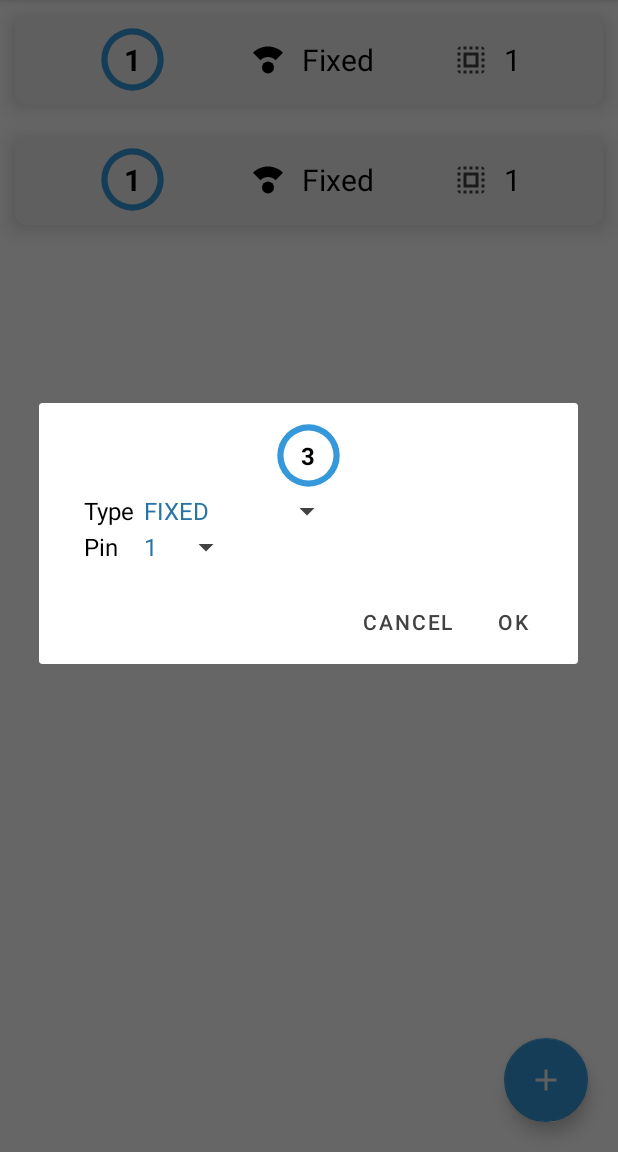
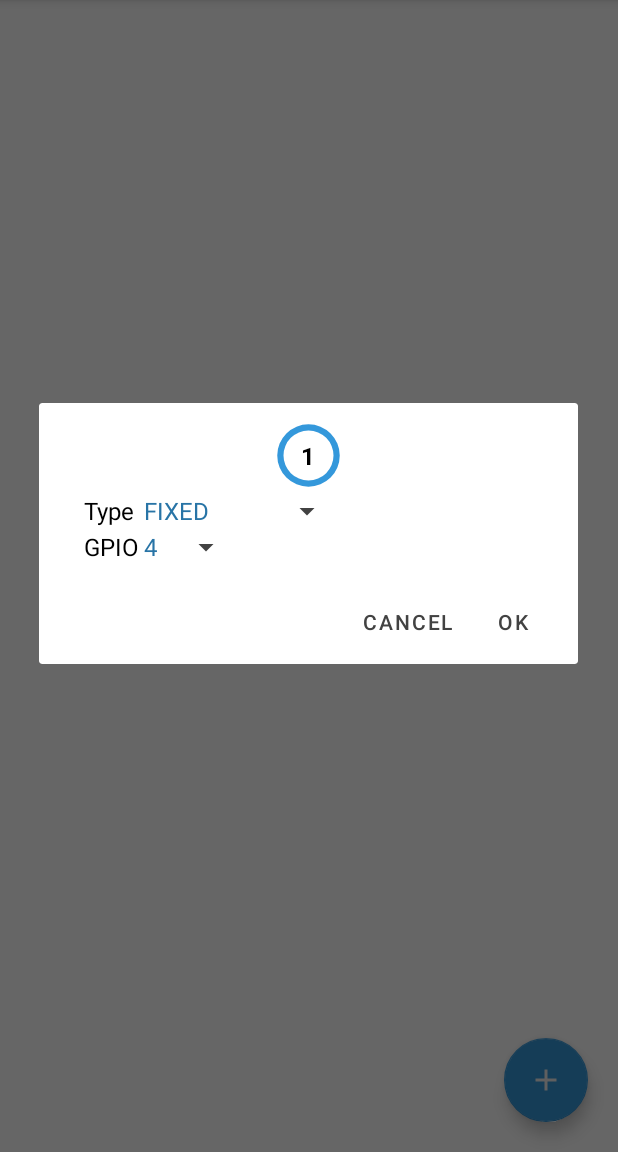
Before and after one commit to djsteinke/android-piSpinkler, an Android app: the ZoneActivity screen opened directly, with no data from a screen before it, after a tap on an icon or button, on a phone screen of 412 x 824 dp, the part 84-1236 px from its top. Run offline under Robolectric (Android 15) with nearby library versions, the phone set to English and light mode, and no system bars.

Commit message:
add zone activity functionality

```diff
--- a/app/src/main/java/com/rn5/pisprinkler/MainWidget.java
+++ b/app/src/main/java/com/rn5/pisprinkler/MainWidget.java
@@ -47,7 +47,7 @@ public class MainWidget extends AppWidgetProvider {
             appWidgetManager.updateAppWidget(appWidgetId, views);
 
             UrlAsync async = new UrlAsync().forWidget(views, appWidgetManager, appWidgetId);
-            async.execute("GET");
+            async.execute("GET","getTemp");
         }
     }
 
--- a/app/src/main/java/com/rn5/pisprinkler/ZoneActivity.java
+++ b/app/src/main/java/com/rn5/pisprinkler/ZoneActivity.java
@@ -1,38 +1,28 @@
 package com.rn5.pisprinkler;
 
-import android.content.DialogInterface;
 import android.os.Bundle;
 import android.util.Log;
 import android.view.Menu;
 import android.view.MenuInflater;
 import android.view.MenuItem;
-import android.view.View;
-import android.widget.ArrayAdapter;
-import android.widget.Spinner;
-import android.widget.SpinnerAdapter;
-import android.widget.TextView;
 
 import com.google.android.material.floatingactionbutton.FloatingActionButton;
-import com.rn5.pisprinkler.define.HeadType;
-import com.rn5.pisprinkler.define.Zone;
+import com.google.gson.Gson;
+import com.google.gson.GsonBuilder;
+import com.rn5.pisprinkler.define.ZoneAlert;
 
-import java.util.ArrayList;
-import java.util.List;
 
-import androidx.appcompat.app.AlertDialog;
 import androidx.appcompat.app.AppCompatActivity;
 import androidx.recyclerview.widget.LinearLayoutManager;
 import androidx.recyclerview.widget.RecyclerView;
 
 import static com.rn5.pisprinkler.MenuUtil.menuItemSelector;
+import static com.rn5.pisprinkler.MainActivity.zones;
 
 public class ZoneActivity extends AppCompatActivity {
     private static final String TAG = ZoneActivity.class.getSimpleName();
 
-    private RecyclerView recyclerView;
-    private RecyclerView.LayoutManager layoutManager;
     private ZoneAdapter adapter;
-    private List<Zone> zones;
 
     @Override
     protected void onCreate(Bundle savedInstanceState) {
@@ -41,60 +31,29 @@ public class ZoneActivity extends AppCompatActivity {
         setTheme(R.style.myRecyclerView);
         setContentView(R.layout.activity_zone);
 
-        zones = new ArrayList<>();
-        zones.add(new Zone().withType(1).withZone(1).withPin(10));
-        zones.add(new Zone().withType(0).withZone(2).withPin(12));
-
-        recyclerView = findViewById(R.id.recyclerView);
+        RecyclerView recyclerView = findViewById(R.id.recyclerView);
         recyclerView.setHasFixedSize(true);
-        layoutManager = new LinearLayoutManager(this);
+        RecyclerView.LayoutManager layoutManager = new LinearLayoutManager(this);
         recyclerView.setLayoutManager(layoutManager);
 
         // specify an adapter (see also next example)
-        adapter = new ZoneAdapter(zones);
+        adapter = new ZoneAdapter(zones, this);
         recyclerView.setAdapter(adapter);
 
         FloatingActionButton button = findViewById(R.id.floatingActionButton);
         button.setOnClickListener(view -> {
-            AlertDialog.Builder builder = new AlertDialog.Builder(this);
-            View v = getLayoutInflater().inflate(R.layout.popup_zone, null);
-            TextView title = v.findViewById(R.id.tv_zone);
-            title.setText(Integer.toString(zones.size()+1));
-            Spinner sType = v.findViewById(R.id.type_spinner);
-            Spinner sPin = v.findViewById(R.id.pin_spinner);
-            ArrayAdapter<CharSequence> aType = ArrayAdapter.createFromResource(this,
-                    R.array.zone_types, R.layout.spinner_item);
-            aType.setDropDownViewResource(R.layout.spinner_dropdown_item);
-            sType.setAdapter(aType);
-
-            List<Integer> pins = new ArrayList<>();
-            for (int i : getResources().getIntArray(R.array.pins))
-                pins.add(i);
-            ArrayAdapter<Integer> aPin = new ArrayAdapter<>(this, R.layout.spinner_item, pins);
-            aPin.setDropDownViewResource(R.layout.spinner_dropdown_item);
-            sPin.setAdapter(aPin);
-
-            builder.setView(v);
-            builder.setPositiveButton("OK", new DialogInterface.OnClickListener() {
-                @Override
-                public void onClick(DialogInterface dialog, int which) {
-                    String strType = (String) sType.getSelectedItem();
-                    Integer iPin = (Integer) sPin.getSelectedItem();
-                    Zone zone = new Zone().withZone(zones.size()+1)
-                    .withType(HeadType.getIntFromString((String)sType.getSelectedItem())).withPin(iPin);
-                    zones.add(zone);
-                    adapter.notifyDataSetChanged();
-                }
-            });
-            builder.setNegativeButton("Cancel", new DialogInterface.OnClickListener() {
-                    @Override
-                    public void onClick(DialogInterface dialog, int which) {
-
-                    }
-                });
-            builder.show();
+            Log.d(TAG,"zone size(" + zones.size() + ")");
+            ZoneAlert.getZoneAlert(this, adapter, zones.size()).show();
         });
 
+    }
+
+    @Override
+    public void onPause() {
+        super.onPause();
+        Gson gson = new Gson();
+        UrlAsync async = new UrlAsync();
+        async.execute("POST","update/zones", gson.toJson(zones));
     }
 
     @Override
--- a/app/src/main/java/com/rn5/pisprinkler/ZoneAdapter.java
+++ b/app/src/main/java/com/rn5/pisprinkler/ZoneAdapter.java
@@ -1,6 +1,7 @@
 package com.rn5.pisprinkler;
 
 import android.annotation.SuppressLint;
+import android.content.Context;
 import android.view.LayoutInflater;
 import android.view.View;
 import android.view.ViewGroup;
@@ -8,16 +9,18 @@ import android.widget.TextView;
 
 import com.rn5.pisprinkler.define.HeadType;
 import com.rn5.pisprinkler.define.Zone;
+import com.rn5.pisprinkler.define.ZoneAlert;
 
 import java.util.List;
 
 import androidx.annotation.NonNull;
+import androidx.constraintlayout.widget.ConstraintLayout;
 import androidx.recyclerview.widget.RecyclerView;
 
 public class ZoneAdapter extends RecyclerView.Adapter<ZoneAdapter.MyViewHolder> {
 
     private final List<Zone> mDataset;
-
+    private final Context context;
 
     // Provide a reference to the views for each data item
     // Complex data items may need more than one view per item, and
@@ -32,8 +35,9 @@ public class ZoneAdapter extends RecyclerView.Adapter<ZoneAdapter.MyViewHolder>
     }
 
     // Provide a suitable constructor (depends on the kind of dataset)
-    ZoneAdapter(List<Zone> myDataset) {
+    ZoneAdapter(List<Zone> myDataset, Context context) {
         mDataset = myDataset;
+        this.context = context;
     }
 
     // Create new views (invoked by the layout manager)
@@ -56,6 +60,8 @@ public class ZoneAdapter extends RecyclerView.Adapter<ZoneAdapter.MyViewHolder>
         // - replace the contents of the view with that element
 
         final View vItem = holder.vItem;
+        vItem.setOnClickListener(view -> ZoneAlert.getZoneAlert(this.context, this, position).show());
+        vItem.setOnLongClickListener(view -> {ZoneAlert.getDeleteZoneAlert(this.context, this, position).show(); return true;});
         final TextView zone = vItem.findViewById(R.id.zone_id);
         final TextView type = vItem.findViewById(R.id.zone_type);
         final TextView pin = vItem.findViewById(R.id.zone_pin);
--- a/app/src/main/java/com/rn5/pisprinkler/define/HeadType.java
+++ b/app/src/main/java/com/rn5/pisprinkler/define/HeadType.java
@@ -2,8 +2,8 @@ package com.rn5.pisprinkler.define;
 
 public enum HeadType {
     FIXED("FIXED", 0),
+    ROTARY_HE("ROTARY HE", 1),
     ROTOR("ROTOR", 2),
-    ROTARY_HE("ROTARY HE", 1),
     DEFAULT("Default", -1);
 
     private final String stringValue;
--- /dev/null
+++ b/app/src/main/java/com/rn5/pisprinkler/define/ZoneAlert.java
@@ -0,0 +1,103 @@
+package com.rn5.pisprinkler.define;
+
+import android.content.Context;
+import android.util.Log;
+import android.view.LayoutInflater;
+import android.view.View;
+import android.widget.ArrayAdapter;
+import android.widget.Spinner;
+import android.widget.TextView;
+
+import com.rn5.pisprinkler.R;
+import com.rn5.pisprinkler.ZoneAdapter;
+
+import java.util.ArrayList;
+import java.util.List;
+import java.util.Locale;
+
+import androidx.appcompat.app.AlertDialog;
+
+import static com.rn5.pisprinkler.MainActivity.zones;
+
+public class ZoneAlert {
+    private static final String TAG = ZoneAlert.class.getSimpleName();
+
+    private static int[] iPins;
+
+    public ZoneAlert() {
+
+    }
+    public static AlertDialog.Builder getDeleteZoneAlert(Context context, ZoneAdapter adapter, final int pos) {
+
+        AlertDialog.Builder builder = new AlertDialog.Builder(context);
+        View v = LayoutInflater.from(context).inflate(R.layout.popup_zone_delete, null);
+        TextView title = v.findViewById(R.id.tv_zone);
+        String strZone = String.format(Locale.US,"%d",pos+1);
+        Log.d(TAG, "pos[" + pos + "] " + strZone);
+        title.setText(strZone);
+        builder.setView(v);
+        builder.setPositiveButton("OK",(dialog,which)-> {
+            zones.remove(pos);
+            adapter.notifyDataSetChanged();
+        });
+        builder.setNegativeButton("Cancel",(dialog,which)-> {
+
+        });
+        return builder;
+    }
+
+    public static AlertDialog.Builder getZoneAlert(Context context, ZoneAdapter adapter, final int pos) {
+
+        AlertDialog.Builder builder = new AlertDialog.Builder(context);
+        View v = LayoutInflater.from(context).inflate(R.layout.popup_zone, null);
+        TextView title = v.findViewById(R.id.tv_zone);
+        String strZone = String.format(Locale.US,"%d",pos+1);
+        Log.d(TAG, "pos[" + pos + "] " + strZone);
+        title.setText(strZone);
+        Spinner sType = v.findViewById(R.id.type_spinner);
+        Spinner sPin = v.findViewById(R.id.pin_spinner);
+
+        ArrayAdapter<CharSequence> aType = ArrayAdapter.createFromResource(context,
+                R.array.zone_types, R.layout.spinner_item);
+                aType.setDropDownViewResource(R.layout.spinner_dropdown_item);
+                sType.setAdapter(aType);
+
+        List<Integer> pins = new ArrayList<>();
+        iPins = context.getResources().getIntArray(R.array.pins);
+        for(int i : iPins)
+            pins.add(i);
+        ArrayAdapter<Integer> aPin = new ArrayAdapter<>(context, R.layout.spinner_item, pins);
+        aPin.setDropDownViewResource(R.layout.spinner_dropdown_item);
+        sPin.setAdapter(aPin);
+        if (pos < zones.size()) {
+            sType.setSelection(zones.get(pos).getType());
+            sPin.setSelection(getPinPos(zones.get(pos).getPin()));
+        }
+        builder.setView(v);
+        builder.setPositiveButton("OK",(dialog,which)-> {
+            Integer iPin = (Integer) sPin.getSelectedItem();
+            int iType = HeadType.getIntFromString((String) sType.getSelectedItem());
+            if (pos < zones.size()) {
+                zones.get(pos).setPin(iPin);
+                zones.get(pos).setType(iType);
+            } else {
+                Zone zone = new Zone().withZone(pos + 1)
+                        .withType(iType).withPin(iPin);
+                zones.add(zone);
+            }
+            adapter.notifyDataSetChanged();
+        });
+        builder.setNegativeButton("Cancel",(dialog,which)-> {
+
+        });
+        return builder;
+    }
+
+    private static int getPinPos(int val) {
+        for (int i=0; i < iPins.length; i++) {
+            if (iPins[i] == val)
+                return i;
+        }
+        return 0;
+    }
+}
--- a/app/src/main/res/drawable/ic_baseline_program_24.xml
+++ b/app/src/main/res/drawable/ic_baseline_program_24.xml
@@ -3,7 +3,7 @@
     android:height="24dp"
     android:viewportWidth="24"
     android:viewportHeight="24"
-    android:tint="?attr/colorPrimaryVariant">
+    android:tint="?android:textColor">
   <path
       android:fillColor="@android:color/white"
       android:pathData="M5,9.2h3L8,19L5,19zM10.6,5h2.8v14h-2.8zM16.2,13L19,13v6h-2.8z"/>
--- a/app/src/main/res/drawable/ic_baseline_summary_24.xml
+++ b/app/src/main/res/drawable/ic_baseline_summary_24.xml
@@ -3,7 +3,7 @@
     android:height="24dp"
     android:viewportWidth="24"
     android:viewportHeight="24"
-    android:tint="?attr/colorPrimaryVariant"
+    android:tint="?android:textColor"
     android:autoMirrored="true">
   <path
       android:fillColor="@android:color/white"
--- a/app/src/main/res/drawable/ic_baseline_zone_24.xml
+++ b/app/src/main/res/drawable/ic_baseline_zone_24.xml
@@ -3,7 +3,7 @@
     android:height="24dp"
     android:viewportWidth="24"
     android:viewportHeight="24"
-    android:tint="?attr/colorPrimaryVariant">
+    android:tint="?android:textColor">
   <path
       android:fillColor="@android:color/white"
       android:pathData="M13,2.05v3.03c3.39,0.49 6,3.39 6,6.92 0,0.9 -0.18,1.75 -0.48,2.54l2.6,1.53c0.56,-1.24 0.88,-2.62 0.88,-4.07 0,-5.18 -3.95,-9.45 -9,-9.95zM12,19c-3.87,0 -7,-3.13 -7,-7 0,-3.53 2.61,-6.43 6,-6.92V2.05c-5.06,0.5 -9,4.76 -9,9.95 0,5.52 4.47,10 9.99,10 3.31,0 6.24,-1.61 8.06,-4.09l-2.6,-1.53C16.17,17.98 14.21,19 12,19z"/>
--- a/app/src/main/res/drawable/ic_baseline_zone_type_24.xml
+++ b/app/src/main/res/drawable/ic_baseline_zone_type_24.xml
@@ -3,7 +3,7 @@
     android:height="24dp"
     android:viewportWidth="24"
     android:viewportHeight="24"
-    android:tint="?attr/colorPrimaryVariant">
+    android:tint="?attr/colorControlNormal">
   <path
       android:fillColor="@android:color/white"
       android:pathData="M12,17m-4,0a4,4 0,1 1,8 0a4,4 0,1 1,-8 0"/>
--- a/app/src/main/res/layout/item_zone.xml
+++ b/app/src/main/res/layout/item_zone.xml
@@ -1,5 +1,5 @@
 <?xml version="1.0" encoding="utf-8"?>
-<FrameLayout
+<androidx.constraintlayout.widget.ConstraintLayout
     xmlns:android="http://schemas.android.com/apk/res/android"
     xmlns:app="http://schemas.android.com/apk/res-auto"
     android:layout_width="match_parent"
@@ -7,15 +7,7 @@
     android:elevation="8dp"
     android:background="@drawable/rectangle_r_c_zone_item"
     android:layout_margin="@dimen/zone_item_margin">
-    <com.google.android.flexbox.FlexboxLayout
-        android:layout_width="match_parent"
-        android:layout_height="match_parent"
-        android:orientation="horizontal"
-        app:justifyContent="space_evenly">
 
-        <FrameLayout
-            android:layout_width="wrap_content"
-            android:layout_height="match_parent">
         <TextView
             android:id="@+id/zone_id"
             android:layout_width="50dp"
@@ -26,20 +18,22 @@
             android:gravity="center"
             android:layout_gravity="center_vertical"
             android:textSize="@dimen/zone_item_text"
-                android:textStyle="bold"/>
-        </FrameLayout>
-        <LinearLayout
-            android:id="@+id/zone_type_ll"
-            android:layout_width="wrap_content"
-            android:layout_height="match_parent"
-            android:orientation="horizontal"
-            android:gravity="center_vertical">
+            android:textStyle="bold"
+            android:layout_marginStart="30dp"
+            app:layout_constraintBottom_toBottomOf="parent"
+            app:layout_constraintTop_toTopOf="parent"
+            app:layout_constraintStart_toStartOf="parent"/>
+
         <ImageView
+            android:id="@+id/zone_type_img"
             android:layout_width="wrap_content"
             android:layout_height="wrap_content"
             android:src="@drawable/ic_baseline_zone_type_24"
-                android:layout_gravity="center"/>
-
+            android:layout_gravity="center"
+            android:layout_marginStart="40dp"
+            app:layout_constraintStart_toEndOf="@id/zone_id"
+            app:layout_constraintTop_toTopOf="parent"
+            app:layout_constraintBottom_toBottomOf="parent"/>
         <TextView
             android:id="@+id/zone_type"
             android:layout_width="wrap_content"
@@ -47,30 +41,33 @@
             android:layout_marginStart="10dp"
             android:text="Fixed"
             android:gravity="center"
-                android:textSize="@dimen/zone_item_text"/>
-        </LinearLayout>
+            android:textSize="@dimen/zone_item_text"
+            app:layout_constraintStart_toEndOf="@id/zone_type_img"
+            app:layout_constraintTop_toTopOf="parent"
+            app:layout_constraintBottom_toBottomOf="parent"/>
 
-        <LinearLayout
-            android:id="@+id/zone_pin_ll"
-            android:layout_width="wrap_content"
-            android:layout_height="match_parent"
-            android:orientation="horizontal"
-            android:gravity="center_vertical">
         <ImageView
+            android:id="@+id/zone_pin_img"
             android:layout_width="wrap_content"
             android:layout_height="wrap_content"
             android:src="@drawable/ic_baseline_zone_pin_24"
-                android:layout_gravity="center"/>
+            android:layout_gravity="center"
+            android:layout_marginEnd="60dp"
+            app:layout_constraintEnd_toEndOf="parent"
+            app:layout_constraintTop_toTopOf="parent"
+            app:layout_constraintBottom_toBottomOf="parent"/>
 
         <TextView
             android:id="@+id/zone_pin"
             android:layout_width="wrap_content"
             android:layout_height="wrap_content"
-                android:layout_marginStart="10dp"
             android:text="1"
             android:gravity="center"
-                android:textSize="@dimen/zone_item_text"/>
-        </LinearLayout>
+            android:textSize="@dimen/zone_item_text"
+            android:layout_marginEnd="40dp"
+            android:layout_marginStart="10dp"
+            app:layout_constraintStart_toEndOf="@id/zone_pin_img"
+            app:layout_constraintTop_toTopOf="parent"
+            app:layout_constraintBottom_toBottomOf="parent"/>
 
-    </com.google.android.flexbox.FlexboxLayout>
-</FrameLayout>
+</androidx.constraintlayout.widget.ConstraintLayout>
--- a/app/src/main/res/layout/popup_zone.xml
+++ b/app/src/main/res/layout/popup_zone.xml
@@ -45,7 +45,7 @@
         <TextView
             android:layout_width="40dp"
             android:layout_height="wrap_content"
-            android:text="@string/pin"
+            android:text="@string/gpio"
             android:textSize="@dimen/text"/>
         <Spinner
             android:id="@+id/pin_spinner"
--- a/app/src/main/res/values/ints.xml
+++ b/app/src/main/res/values/ints.xml
@@ -1,8 +1,21 @@
 <?xml version="1.0" encoding="utf-8"?>
 <resources>
     <integer-array name="pins">
-        <item>1</item>
-        <item>11</item>
+        <item>4</item>
+        <item>5</item>
+        <item>6</item>
+        <item>12</item>
+        <item>13</item>
+        <item>16</item>
+        <item>17</item>
+        <item>19</item>
+        <item>20</item>
+        <item>21</item>
         <item>22</item>
+        <item>23</item>
+        <item>24</item>
+        <item>25</item>
+        <item>26</item>
+        <item>27</item>
     </integer-array>
 </resources>
--- a/app/src/main/res/values/strings.xml
+++ b/app/src/main/res/values/strings.xml
@@ -6,10 +6,13 @@
     <string name="zones">Zones</string>
     <string name="pin">Pin</string>
     <string name="type">Type</string>
+    <string name="gpio">GPIO</string>
+    <string name="gpio_pin">GPIO Pin</string>
+    <string name="delete_zone">Delete zone?</string>
 
     <string-array name="zone_types">
         <item>FIXED</item>
+        <item>ROTARY HE</item>
         <item>ROTOR</item>
-        <item>ROTARY HE</item>
     </string-array>
 </resources>
```
Also changed, not shown: app/src/main/java/com/rn5/pisprinkler/MainActivity.java (+45 -7 lines), app/src/main/java/com/rn5/pisprinkler/MenuUtil.java (+6 -4 lines), app/src/main/java/com/rn5/pisprinkler/UrlAsync.java (+17 -7 lines), app/src/main/res/layout/popup_zone_delete.xml (added, +30 -0 lines), app/src/main/res/layout/spinner_dropdown_item.xml (+4 -4 lines). Lines whose indentation alone changed are shown as unchanged.
